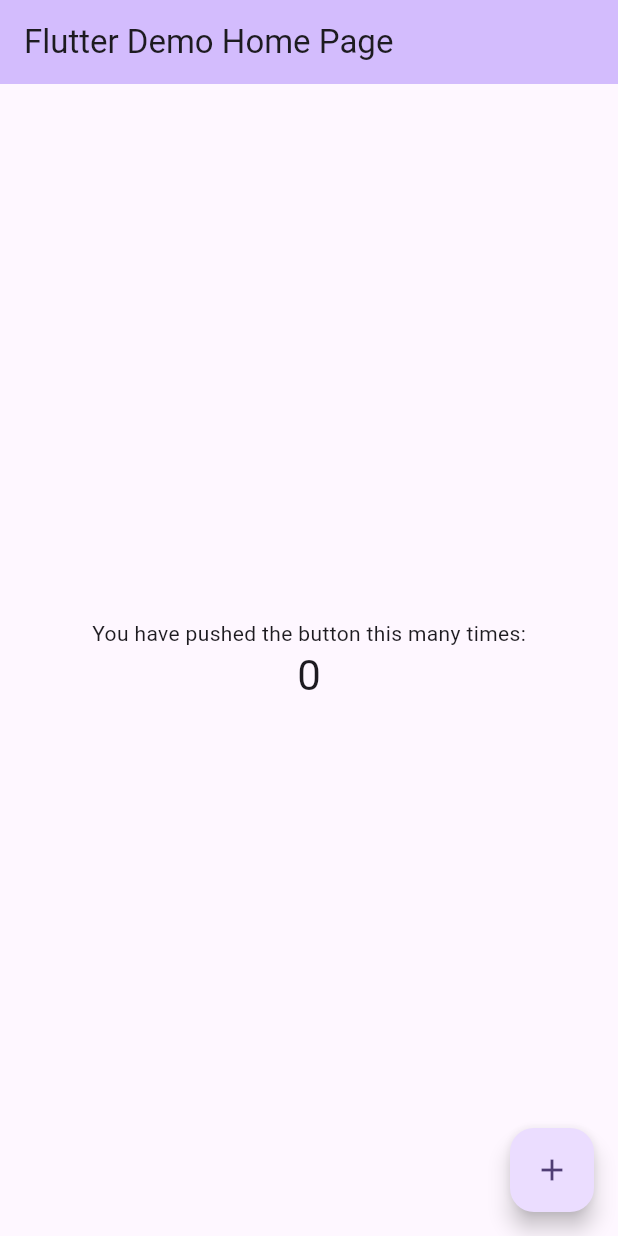
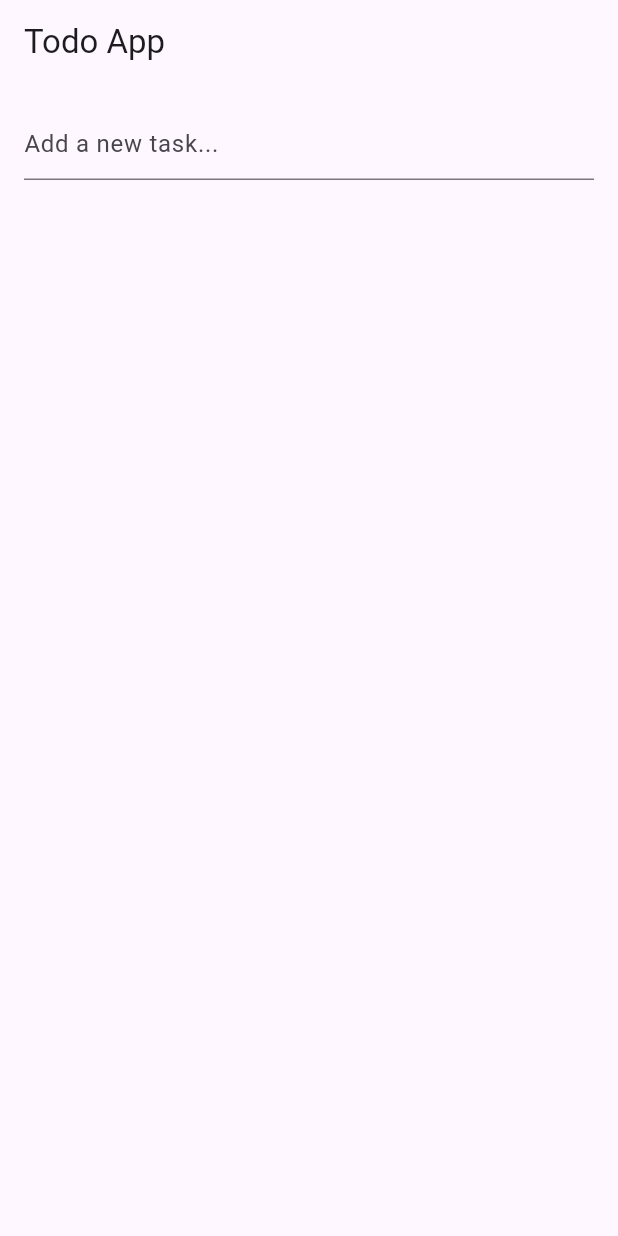
Before and after one commit to rafiul9040devapp/Task-Harbor, a Flutter app: the screen it shows after launch, on a phone screen of 412 x 824 dp. Run offline on Flutter 3.47's test engine with Material 3 defaults, Android fonts, the phone set to English and light mode, and no system bars; our stand-ins replace flutter_screenutil, get, hive; accounts and stored records are empty.

Commit message:
all the work is done

```diff
--- /dev/null
+++ b/lib/adapter/hive_init.dart
@@ -0,0 +1,17 @@
+import 'package:hive/hive.dart';
+import 'package:path_provider/path_provider.dart' as path_provider;
+
+import '../model/todo_model.dart';
+
+class HiveInit {
+  static Future<void> init() async {
+    final appDocumentDir =
+    await path_provider.getApplicationDocumentsDirectory();
+    Hive.init(appDocumentDir.path);
+    Hive.registerAdapter(TodoModelAdapter());
+  }
+
+  static Future<Box<T>> openBox<T>(String boxName) async {
+    return await Hive.openBox<T>(boxName);
+  }
+}
--- /dev/null
+++ b/lib/controller/todo_controller.dart
@@ -0,0 +1,56 @@
+import 'package:get/get.dart';
+import 'package:hive/hive.dart';
+import 'package:task_harbor/adapter/hive_init.dart';
+
+import '../model/todo_model.dart';
+
+class TodoController extends GetxController {
+  Box<TodoModel>? todoBox;
+  RxList<TodoModel> todos = <TodoModel>[].obs;
+
+  @override
+  void onInit() async {
+    super.onInit();
+    try {
+      todoBox = await HiveInit.openBox<TodoModel>('todoBox');
+      todos.bindStream(todoBox!.watch().map(
+            (event) => (event).value,
+      ));
+    } catch (e) {
+      // Handle the exception, e.g., log an error or show a message to the user
+      print('Error initializing Hive box: $e');
+    }
+  }
+
+  void addTodo(String title) {
+    final todo = TodoModel(title, false);
+    todoBox?.add(todo);
+    todos.add(todo);
+  }
+
+  void editTodoTitle(int index, String newTitle) {
+    final todo = todoBox?.getAt(index);
+    if (todo != null) {
+      todo.title = newTitle;
+      todo.save();
+      todos[index] = todo; // Update the existing todo in the list
+    }
+  }
+
+
+  void updateTodoStatus(int index, bool isDone) {
+    final todo = todoBox?.getAt(index);
+    if (todo != null) {
+      todo.isDone = isDone;
+      todo.save();
+      todos[index] = todo;
+    }
+  }
+
+  void deleteTodo(int index) {
+    todoBox?.deleteAt(index);
+    todos.removeAt(index);
+  }
+
+  List<TodoModel> getTodos() => todoBox?.values.toList() ?? [];
+}
--- a/lib/main.dart
+++ b/lib/main.dart
@@ -1,125 +1,36 @@
 import 'package:flutter/material.dart';
+import 'package:flutter_screenutil/flutter_screenutil.dart';
+import 'package:get/get.dart';
+import 'package:task_harbor/adapter/hive_init.dart';
+import 'package:task_harbor/screen/home_page.dart';
 
-void main() {
+void main() async {
+  WidgetsFlutterBinding.ensureInitialized();
+  await HiveInit.init();
   runApp(const MyApp());
 }
 
 class MyApp extends StatelessWidget {
   const MyApp({super.key});
 
-  // This widget is the root of your application.
   @override
   Widget build(BuildContext context) {
-    return MaterialApp(
-      title: 'Flutter Demo',
-      theme: ThemeData(
-        // This is the theme of your application.
-        //
-        // TRY THIS: Try running your application with "flutter run". You'll see
-        // the application has a purple toolbar. Then, without quitting the app,
-        // try changing the seedColor in the colorScheme below to Colors.green
-        // and then invoke "hot reload" (save your changes or press the "hot
-        // reload" button in a Flutter-supported IDE, or press "r" if you used
-        // the command line to start the app).
-        //
-        // Notice that the counter didn't reset back to zero; the application
-        // state is not lost during the reload. To reset the state, use hot
-        // restart instead.
-        //
-        // This works for code too, not just values: Most code changes can be
-        // tested with just a hot reload.
-        colorScheme: ColorScheme.fromSeed(seedColor: Colors.deepPurple),
-        useMaterial3: true,
-      ),
-      home: const MyHomePage(title: 'Flutter Demo Home Page'),
+    return ScreenUtilInit(
+      designSize: const Size(360, 690),
+      minTextAdapt: true,
+      splitScreenMode: true,
+      builder: (_ , child) {
+        return GetMaterialApp(
+          title: 'Flutter Demo',
+          debugShowCheckedModeBanner: false,
+          theme: ThemeData(
+            colorScheme: ColorScheme.fromSeed(seedColor: Colors.deepPurple),
+            useMaterial3: true,
+          ),
+          home: child,
+        );
+      },
+      child:  HomePage(),
     );
   }
 }
-
-class MyHomePage extends StatefulWidget {
-  const MyHomePage({super.key, required this.title});
-
-  // This widget is the home page of your application. It is stateful, meaning
-  // that it has a State object (defined below) that contains fields that affect
-  // how it looks.
-
-  // This class is the configuration for the state. It holds the values (in this
-  // case the title) provided by the parent (in this case the App widget) and
-  // used by the build method of the State. Fields in a Widget subclass are
-  // always marked "final".
-
-  final String title;
-
-  @override
-  State<MyHomePage> createState() => _MyHomePageState();
-}
-
-class _MyHomePageState extends State<MyHomePage> {
-  int _counter = 0;
-
-  void _incrementCounter() {
-    setState(() {
-      // This call to setState tells the Flutter framework that something has
-      // changed in this State, which causes it to rerun the build method below
-      // so that the display can reflect the updated values. If we changed
-      // _counter without calling setState(), then the build method would not be
-      // called again, and so nothing would appear to happen.
-      _counter++;
-    });
-  }
-
-  @override
-  Widget build(BuildContext context) {
-    // This method is rerun every time setState is called, for instance as done
-    // by the _incrementCounter method above.
-    //
-    // The Flutter framework has been optimized to make rerunning build methods
-    // fast, so that you can just rebuild anything that needs updating rather
-    // than having to individually change instances of widgets.
-    return Scaffold(
-      appBar: AppBar(
-        // TRY THIS: Try changing the color here to a specific color (to
-        // Colors.amber, perhaps?) and trigger a hot reload to see the AppBar
-        // change color while the other colors stay the same.
-        backgroundColor: Theme.of(context).colorScheme.inversePrimary,
-        // Here we take the value from the MyHomePage object that was created by
-        // the App.build method, and use it to set our appbar title.
-        title: Text(widget.title),
-      ),
-      body: Center(
-        // Center is a layout widget. It takes a single child and positions it
-        // in the middle of the parent.
-        child: Column(
-          // Column is also a layout widget. It takes a list of children and
-          // arranges them vertically. By default, it sizes itself to fit its
-          // children horizontally, and tries to be as tall as its parent.
-          //
-          // Column has various properties to control how it sizes itself and
-          // how it positions its children. Here we use mainAxisAlignment to
-          // center the children vertically; the main axis here is the vertical
-          // axis because Columns are vertical (the cross axis would be
-          // horizontal).
-          //
-          // TRY THIS: Invoke "debug painting" (choose the "Toggle Debug Paint"
-          // action in the IDE, or press "p" in the console), to see the
-          // wireframe for each widget.
-          mainAxisAlignment: MainAxisAlignment.center,
-          children: <Widget>[
-            const Text(
-              'You have pushed the button this many times:',
-            ),
-            Text(
-              '$_counter',
-              style: Theme.of(context).textTheme.headlineMedium,
-            ),
-          ],
-        ),
-      ),
-      floatingActionButton: FloatingActionButton(
-        onPressed: _incrementCounter,
-        tooltip: 'Increment',
-        child: const Icon(Icons.add),
-      ), // This trailing comma makes auto-formatting nicer for build methods.
-    );
-  }
-}
--- /dev/null
+++ b/lib/model/todo_model.dart
@@ -0,0 +1,14 @@
+import 'package:hive/hive.dart';
+
+part 'todo_model.g.dart';
+
+@HiveType(typeId: 0)
+class TodoModel extends HiveObject {
+  @HiveField(0)
+  late String title;
+
+  @HiveField(1)
+  late bool isDone;
+
+  TodoModel(this.title, this.isDone);
+}
--- /dev/null
+++ b/lib/screen/home_page.dart
@@ -0,0 +1,147 @@
+import 'package:flutter/material.dart';
+import 'package:flutter_screenutil/flutter_screenutil.dart';
+import 'package:get/get.dart';
+
+import '../controller/todo_controller.dart';
+
+class HomePage extends StatelessWidget {
+  const HomePage({super.key});
+
+  @override
+  Widget build(BuildContext context) {
+    final TodoController todoController = Get.put(TodoController());
+    final TextEditingController textEditingController = TextEditingController();
+    return Scaffold(
+      appBar: AppBar(
+        title: Text('Todo App'),
+      ),
+      body: Padding(
+        padding: const EdgeInsets.all(16.0),
+        child: Column(
+          children: [
+            TextField(
+              controller: textEditingController,
+              onSubmitted: (value) {
+                todoController.addTodo(value);
+                textEditingController.clear();
+              },
+              decoration: InputDecoration(
+                hintText: 'Add a new task...',
+              ),
+            ),
+            20.verticalSpace,
+            Expanded(
+              child: Obx(
+                () {
+                  final todos = todoController.todos;
+                  return ListView.builder(
+                    itemCount: todos.length,
+                    itemBuilder: (context, index) {
+                      final todo = todos[index];
+                      return Padding(
+                        padding: const EdgeInsets.all(4.0),
+                        child: Card(
+                          elevation: 5,
+                          child: Padding(
+                            padding: const EdgeInsets.all(4.0),
+                            child: ListTile(
+                              title: Text(
+                                todo.title,
+                                style: TextStyle(
+                                  color:
+                                      todo.isDone ? Colors.red : Colors.black,
+                                  decoration: todo.isDone
+                                      ? TextDecoration.lineThrough
+                                      : null,
+                                ),
+                              ),
+                              leading: Checkbox(
+                                value: todo.isDone,
+                                onChanged: (value) {
+                                  todoController.updateTodoStatus(
+                                      index, value!);
+                                },
+                                activeColor: Colors.greenAccent,
+                              ),
+                              trailing: Row(
+                                mainAxisSize: MainAxisSize.min,
+                                children: [
+                                  IconButton(
+                                    icon: const Icon(
+                                      Icons.edit,
+                                      color: Colors.lightBlue,
+                                    ),
+                                    onPressed: () {
+                                      _showEditDialog(
+                                          context, index, todo.title);
+                                    },
+                                  ),
+                                  IconButton(
+                                    icon: const Icon(
+                                      Icons.delete,
+                                      color: Colors.redAccent,
+                                    ),
+                                    onPressed: () {
+                                      todoController.deleteTodo(index);
+                                    },
+                                  ),
+                                ],
+                              ),
+                            ),
+                          ),
+                        ),
+                      );
+                    },
+                  );
+                },
+              ),
+            ),
+          ],
+        ),
+      ),
+    );
+  }
+}
+
+void _showEditDialog(BuildContext context, int index, String currentTitle) {
+  TextEditingController editingController =
+      TextEditingController(text: currentTitle);
+  final TodoController todoController = Get.find<TodoController>();
+
+  showDialog(
+    context: context,
+    builder: (BuildContext context) {
+      return AlertDialog(
+        title: Text('Edit Todo'),
+        content: TextField(
+          controller: editingController,
+          decoration: InputDecoration(
+            labelText: 'New Title',
+          ),
+        ),
+        actions: [
+          TextButton(
+            onPressed: () {
+              // Call the editTodo function when the user taps "Save"
+              todoController.editTodoTitle(index, editingController.text);
+              Navigator.of(context).pop();
+            },
+            child: const Text(
+              'Save',
+              style: TextStyle(color: Colors.greenAccent),
+            ),
+          ),
+          TextButton(
+            onPressed: () {
+              Navigator.of(context).pop();
+            },
+            child: const Text(
+              'Cancel',
+              style: TextStyle(color: Colors.redAccent),
+            ),
+          ),
+        ],
+      );
+    },
+  );
+}
--- a/pubspec.yaml
+++ b/pubspec.yaml
@@ -19,7 +19,7 @@ publish_to: 'none' # Remove this line if you wish to publish to pub.dev
 version: 1.0.0+1
 
 environment:
-  sdk: '>=3.2.3 <4.0.0'
+  sdk: '>=2.19.0 <4.0.0'
 
 # Dependencies specify other packages that your package needs in order to work.
 # To automatically upgrade your package dependencies to the latest versions
```
Also changed, not shown: lib/model/todo_model.g.dart (added), pubspec.lock.
